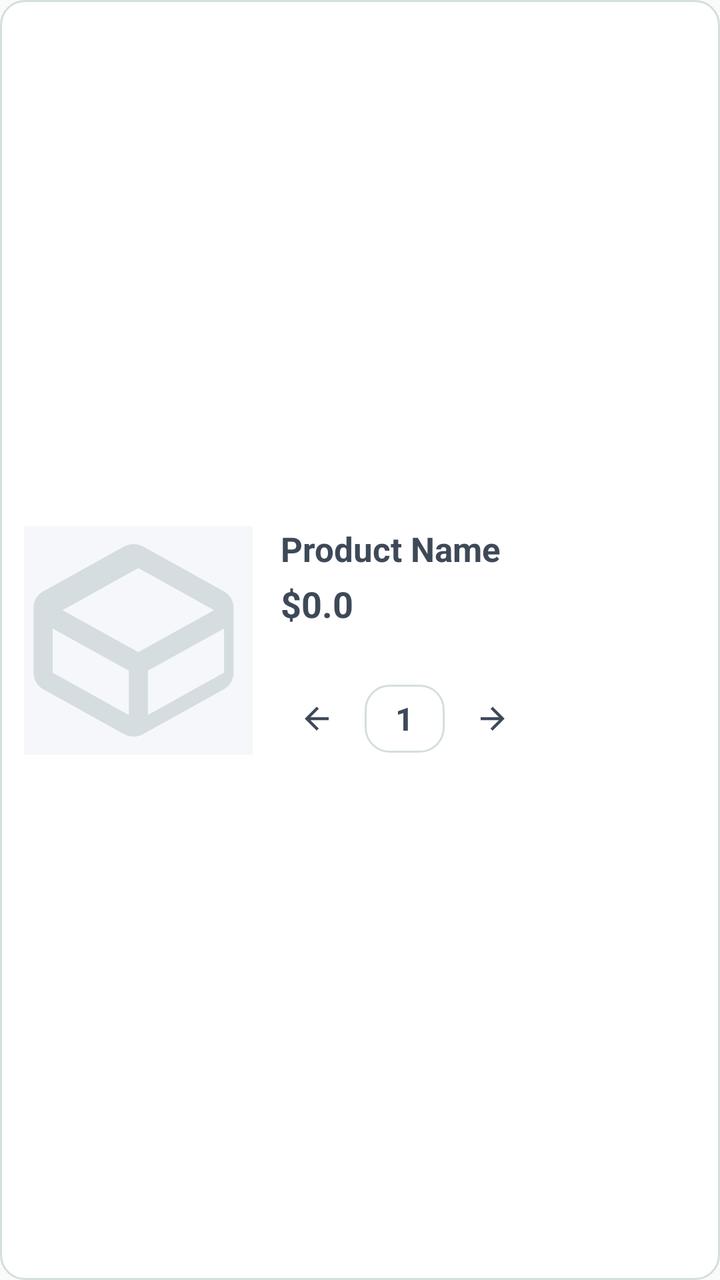
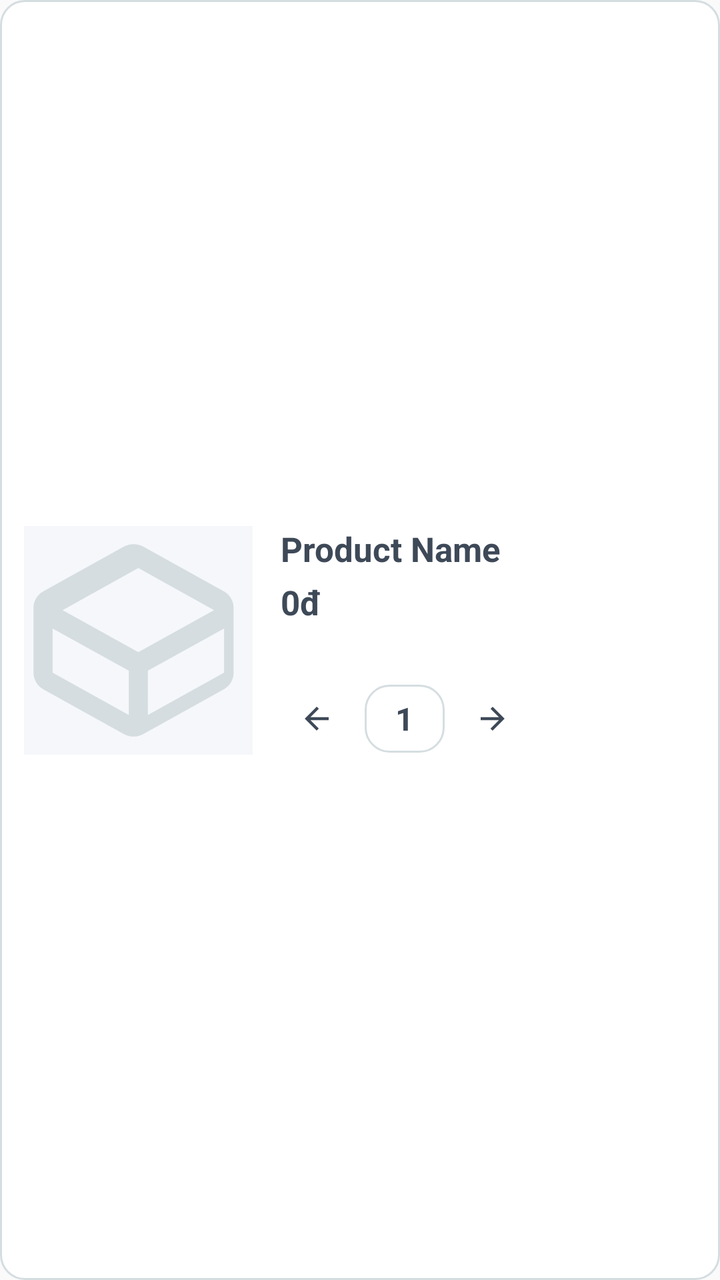

Before-and-after screenshots of an Android layout around one commit, followed by the original layout XML and the change that was made.
<!-- AndroidManifest.xml: application theme Theme.NT118R12 -->
<!-- res/layout/item_cart.xml -->
<?xml version="1.0" encoding="utf-8"?>
<androidx.constraintlayout.widget.ConstraintLayout xmlns:android="http://schemas.android.com/apk/res/android"
    xmlns:app="http://schemas.android.com/apk/res-auto"
    android:layout_width="match_parent"
    android:layout_height="wrap_content"
    android:layout_marginStart="16dp"
    android:layout_marginTop="6dp"
    android:layout_marginEnd="16dp"
    android:layout_marginBottom="6dp"
    android:background="@drawable/bg_card"
    android:padding="12dp">

    <androidx.constraintlayout.widget.Guideline
        android:id="@+id/guide_image"
        android:layout_width="wrap_content"
        android:layout_height="wrap_content"
        android:orientation="vertical"
        app:layout_constraintGuide_percent="0.34" />

    <ImageView
        android:id="@+id/ivProduct"
        android:layout_width="0dp"
        android:layout_height="0dp"
        android:background="@color/bg_gray_light"
        android:contentDescription="Sản phẩm"
        android:scaleType="centerCrop"
        android:src="@drawable/placeholder_shoe"
        app:layout_constraintBottom_toBottomOf="parent"
        app:layout_constraintDimensionRatio="1:1"
        app:layout_constraintEnd_toStartOf="@id/guide_image"
        app:layout_constraintStart_toStartOf="parent"
        app:layout_constraintTop_toTopOf="parent" />

    <TextView
        android:id="@+id/tvName"
        android:layout_width="0dp"
        android:layout_height="wrap_content"
        android:layout_marginStart="14dp"
        android:ellipsize="end"
        android:maxLines="2"
        android:text="Product Name"
        android:textColor="@color/text_primary"
        android:textSize="17sp"
        android:textStyle="bold"
        app:layout_constraintEnd_toEndOf="parent"
        app:layout_constraintStart_toEndOf="@id/guide_image"
        app:layout_constraintTop_toTopOf="@id/ivProduct" />

    <TextView
        android:id="@+id/tvPrice"
        android:layout_width="0dp"
        android:layout_height="wrap_content"
        android:layout_marginStart="14dp"
        android:layout_marginTop="4dp"
        android:text="$0.0"
        android:textColor="@color/text_primary"
        android:textSize="18sp"
        android:textStyle="bold"
        app:layout_constraintEnd_toEndOf="parent"
        app:layout_constraintStart_toEndOf="@id/guide_image"
        app:layout_constraintTop_toBottomOf="@id/tvName" />

    <LinearLayout
        android:layout_width="wrap_content"
        android:layout_height="wrap_content"
        android:layout_marginStart="14dp"
        android:gravity="center_vertical"
        android:orientation="horizontal"
        app:layout_constraintBottom_toBottomOf="@id/ivProduct"
        app:layout_constraintStart_toEndOf="@id/guide_image">

        <ImageView
            android:id="@+id/ivMinus"
            android:layout_width="36dp"
            android:layout_height="36dp"
            android:background="?attr/selectableItemBackgroundBorderless"
            android:contentDescription="Giảm số lượng"
            android:padding="9dp"
            android:src="@drawable/ic_back"
            app:tint="@color/text_primary" />

        <TextView
            android:id="@+id/tvQuantity"
            android:layout_width="40dp"
            android:layout_height="34dp"
            android:layout_marginHorizontal="6dp"
            android:background="@drawable/bg_card"
            android:gravity="center"
            android:text="1"
            android:textColor="@color/text_primary"
            android:textSize="16sp"
            android:textStyle="bold" />

        <ImageView
            android:id="@+id/ivPlus"
            android:layout_width="36dp"
            android:layout_height="36dp"
            android:background="?attr/selectableItemBackgroundBorderless"
            android:contentDescription="Tăng số lượng"
            android:padding="9dp"
            android:rotation="180"
            android:src="@drawable/ic_back"
            app:tint="@color/text_primary" />
    </LinearLayout>

</androidx.constraintlayout.widget.ConstraintLayout>
<!-- resources referenced by this layout -->
<resources>
  <color name="bg_gray_light">#F5F7FA</color>
  <color name="text_primary">#3E4958</color>
  <!-- drawable bg_card (drawable) -->
  <?xml version="1.0" encoding="utf-8"?>
  <shape xmlns:android="http://schemas.android.com/apk/res/android">
      <solid android:color="@color/white" />
      <corners android:radius="12dp" />
      <stroke android:width="1dp" android:color="@color/border" />
  </shape>
  <!-- drawable ic_back (drawable) -->
  <?xml version="1.0" encoding="utf-8"?>
  <vector xmlns:android="http://schemas.android.com/apk/res/android"
      android:width="24dp"
      android:height="24dp"
      android:viewportWidth="24"
      android:viewportHeight="24">
      <path
          android:fillColor="#FF000000"
          android:pathData="M20,11H7.83l5.59,-5.59L12,4l-8,8 8,8 1.41,-1.41L7.83,13H20v-2z" />
  </vector>
  <!-- drawable placeholder_shoe (drawable) -->
  <?xml version="1.0" encoding="utf-8"?>
  <vector xmlns:android="http://schemas.android.com/apk/res/android"
      android:width="24dp"
      android:height="24dp"
      android:viewportWidth="24"
      android:viewportHeight="24">
      <path
          android:fillColor="@color/bg_gray_light"
          android:pathData="M0,0h24v24H0z" />
      <path
          android:fillColor="@color/text_secondary"
          android:pathData="M12.5,2.16l8.5,4.72C21.61,7.22 22,7.88 22,8.6v6.8c0,0.72 -0.39,1.38 -1,1.72l-8.5,4.72c-0.61,0.34 -1.39,0.34 -2,0l-8.5,-4.72C1.39,16.78 1,16.12 1,15.4V8.6c0,-0.72 0.39,-1.38 1,-1.72l8.5,-4.72c0.61,-0.34 1.39,-0.34 2,0z M12,4.41L4.05,8.83l7.95,4.41 7.95,-4.41L12,4.41zM3,10.75v4.65l8,4.44v-4.65L3,10.75z M13,19.84l8,-4.44v-4.65l-8,4.44V19.84z" />
  </vector>
  <style name="Theme.NT118R12" parent="Theme.MaterialComponents.Light.NoActionBar.Bridge" />
  <color name="white">#FFFFFFFF</color>
  <color name="border">#D5DDE0</color>
  <color name="text_secondary">#D5DDE0</color>
</resources>

<!-- the commit's change to res/layout/item_cart.xml (unified diff, before → after) -->
@@ -52,9 +52,11 @@
         android:layout_height="wrap_content"
         android:layout_marginStart="14dp"
         android:layout_marginTop="4dp"
-        android:text="$0.0"
+        android:maxLines="1"
+        android:ellipsize="end"
+        android:text="0đ"
         android:textColor="@color/text_primary"
-        android:textSize="18sp"
+        android:textSize="17sp"
         android:textStyle="bold"
         app:layout_constraintEnd_toEndOf="parent"
         app:layout_constraintStart_toEndOf="@id/guide_image"
